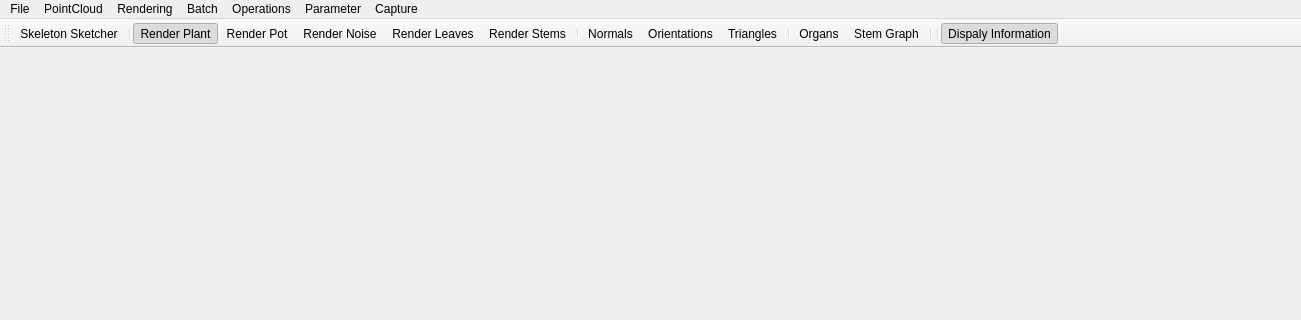
Old version of the form planalyze/planalyze/resources/main_window.ui in the repository fanxiaochen/Planalyze; both pictures show x 0 to 1301 and y 0 to 320 of the 1301 by 739 pixel window.
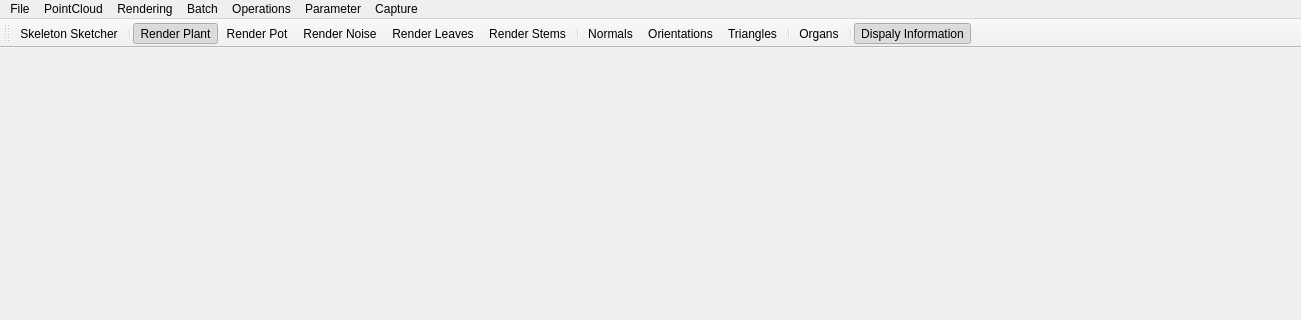
New version of the form.

Commit message: simplify stem generation

```diff
--- a/planalyze/planalyze/resources/main_window.ui
+++ b/planalyze/planalyze/resources/main_window.ui
@@ -191,8 +191,6 @@
    <addaction name="actionRenderTriangles"/>
    <addaction name="separator"/>
    <addaction name="actionRenderOrgans"/>
-   <addaction name="actionRenderStemGraph"/>
-   <addaction name="separator"/>
    <addaction name="separator"/>
    <addaction name="actionEnableInformation"/>
   </widget>
@@ -326,17 +324,6 @@
     <string>Triangles</string>
    </property>
   </action>
-  <action name="actionRenderStemGraph">
-   <property name="checkable">
-    <bool>true</bool>
-   </property>
-   <property name="checked">
-    <bool>false</bool>
-   </property>
-   <property name="text">
-    <string>Stem Graph</string>
-   </property>
-  </action>
   <action name="actionRenderOrgans">
    <property name="checkable">
     <bool>true</bool>
```
Left out of the diff: 19 changed lines with no effect on the pictures. The commit also changes 13 other files.
